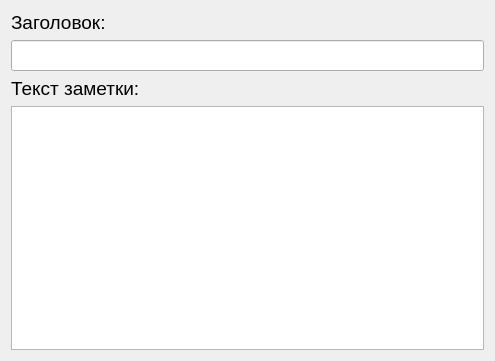
Above: ui/ui_qt_base/ui_note_edit.ui from OutlyingWest/notebook before the change. Below: the same form after it.
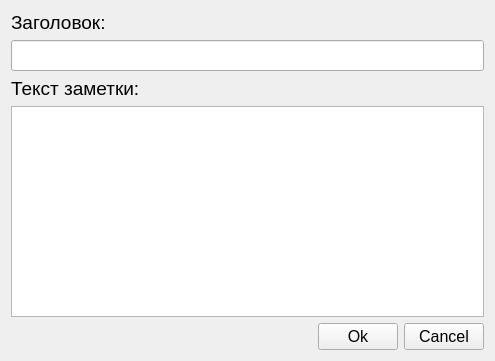
That is the form after the change.

The edit to the form file:
```diff
--- a/ui/ui_qt_base/ui_note_edit.ui
+++ b/ui/ui_qt_base/ui_note_edit.ui
@@ -50,6 +50,47 @@
      </property>
     </widget>
    </item>
+   <item>
+    <layout class="QHBoxLayout" name="OkCancelHorizontalLayout">
+     <item>
+      <spacer name="horizontalSpacer">
+       <property name="orientation">
+        <enum>Qt::Horizontal</enum>
+       </property>
+       <property name="sizeHint" stdset="0">
+        <size>
+         <width>40</width>
+         <height>20</height>
+        </size>
+       </property>
+      </spacer>
+     </item>
+     <item>
+      <widget class="QPushButton" name="OkButton">
+       <property name="font">
+        <font>
+         <pointsize>12</pointsize>
+        </font>
+       </property>
+       <property name="text">
+        <string>Ok</string>
+       </property>
+      </widget>
+     </item>
+     <item>
+      <widget class="QPushButton" name="CancelButton">
+       <property name="font">
+        <font>
+         <pointsize>12</pointsize>
+        </font>
+       </property>
+       <property name="text">
+        <string>Cancel</string>
+       </property>
+      </widget>
+     </item>
+    </layout>
+   </item>
   </layout>
  </widget>
  <resources/>
```
Left out of the diff: 4 changed lines with no effect on the pictures.
